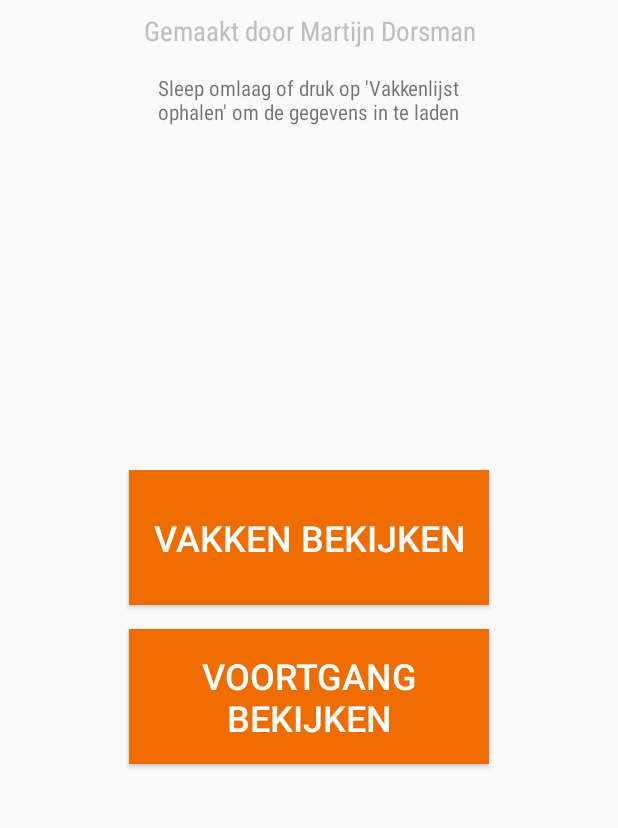
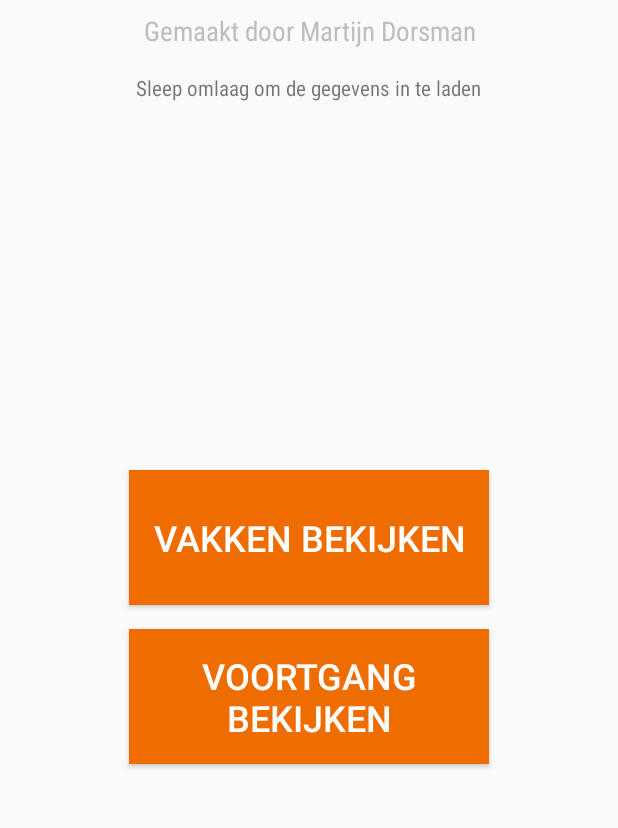
Before and after one commit to martijnd/Studiecheck, an Android app: the screen it shows after launch (MainActivity), on a phone screen of 412 x 824 dp, the part 126-954 px from its top. Run offline under Robolectric (Android 15) with nearby library versions, the phone set to English and light mode, and no system bars.

Commit message:
String bijgewerkt en Log verwijderd

```diff
--- a/app/src/main/java/nl/martijndorsman/studiecheck/MainActivity.java
+++ b/app/src/main/java/nl/martijndorsman/studiecheck/MainActivity.java
@@ -73,7 +73,6 @@ public class MainActivity extends Activity {
             keuzevakken.add(name);
         }
         String dbFile = getApplicationContext().getDatabasePath("vakkenlijst2.db").toString();
-        Log.d(dbFile, " DATABASE");
 
         swipeContainer = (SwipeRefreshLayout) findViewById(R.id.swipeContainer);
         swipeContainer.setOnRefreshListener(new SwipeRefreshLayout.OnRefreshListener() {
--- a/app/src/main/res/values/strings.xml
+++ b/app/src/main/res/values/strings.xml
@@ -20,7 +20,7 @@
     <string name="vlActivityInstructions">Druk op een vak om het cijfer aan te passen</string>
     <string name="vlActivityInstructionsKeuze">Druk op een vak om het cijfer aan te passen\nDruk hier om de keuzevakken te bewerken</string>
     <string name="vlActivityInstructionsKeuzeNew">Druk op een vak om het cijfer aan te passen\nDruk hier om de keuzevakken toe te voegen</string>
-    <string name="mActivityInstructions">Sleep omlaag of druk op \'Vakkenlijst ophalen\' om de gegevens in te laden</string>
+    <string name="mActivityInstructions">Sleep omlaag om de gegevens in te laden</string>
     <string name="jaar1">Jaar 1</string>
     <string name="jaar2">Jaar 2</string>
     <string name="jaar3en4">Jaar 3 en 4</string>
```
